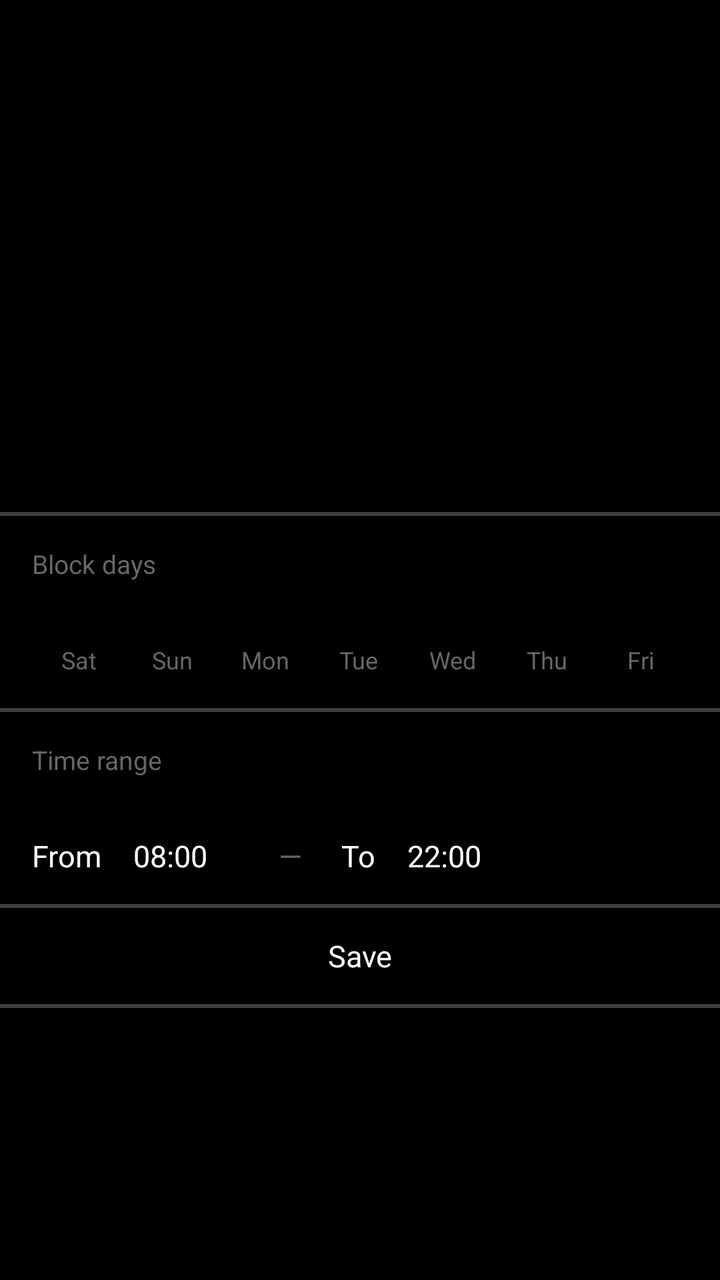
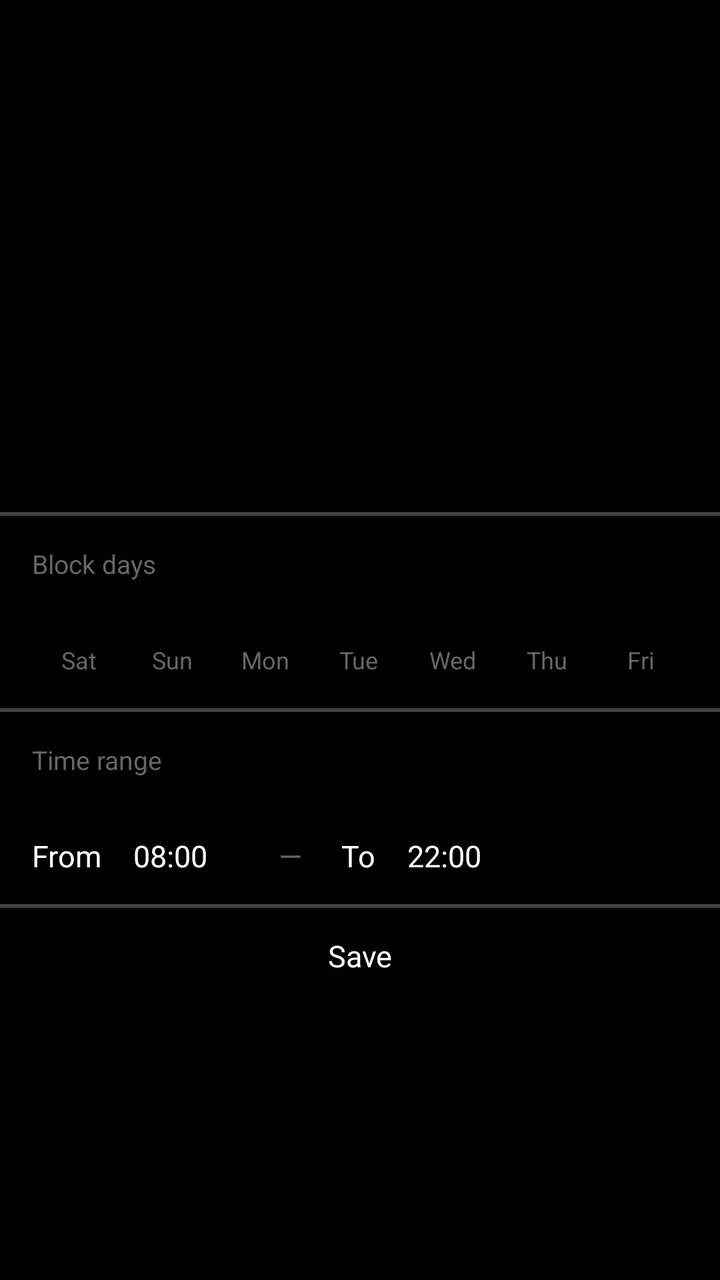

The first picture is an Android layout as it rendered before a commit; the second is the same layout after the commit. The layout source and the unified diff follow.
<!-- AndroidManifest.xml: application theme Theme.ITNSecureBrowser -->
<!-- res/layout/activity_schedule_edit.xml -->
<?xml version="1.0" encoding="utf-8"?>
<LinearLayout xmlns:android="http://schemas.android.com/apk/res/android"
    android:layout_width="match_parent"
    android:layout_height="match_parent"
    android:orientation="vertical"
    android:background="@color/bg">

    <include layout="@layout/item_page_title" />

    <View
        android:layout_width="match_parent"
        android:layout_height="@dimen/divider"
        android:background="@drawable/divider_horizontal" />

    <TextView
        android:layout_width="match_parent"
        android:layout_height="@dimen/row_height"
        android:gravity="center_vertical"
        android:paddingHorizontal="@dimen/padding"
        android:text="@string/schedule_days_label"
        android:textColor="@color/text_hint"
        android:textSize="13sp" />

    <LinearLayout
        android:layout_width="match_parent"
        android:layout_height="@dimen/row_height"
        android:orientation="horizontal"
        android:gravity="center_vertical"
        android:paddingHorizontal="@dimen/padding">

        <TextView android:id="@+id/daySat" android:layout_width="0dp" android:layout_height="@dimen/content_height" android:layout_weight="1" android:gravity="center" android:text="@string/day_saturday" android:textColor="@color/text_hint" android:textSize="12sp" android:background="@android:color/transparent" android:clickable="true" android:focusable="true" />
        <TextView android:id="@+id/daySun" android:layout_width="0dp" android:layout_height="@dimen/content_height" android:layout_weight="1" android:gravity="center" android:text="@string/day_sunday" android:textColor="@color/text_hint" android:textSize="12sp" android:background="@android:color/transparent" android:clickable="true" android:focusable="true" />
        <TextView android:id="@+id/dayMon" android:layout_width="0dp" android:layout_height="@dimen/content_height" android:layout_weight="1" android:gravity="center" android:text="@string/day_monday" android:textColor="@color/text_hint" android:textSize="12sp" android:background="@android:color/transparent" android:clickable="true" android:focusable="true" />
        <TextView android:id="@+id/dayTue" android:layout_width="0dp" android:layout_height="@dimen/content_height" android:layout_weight="1" android:gravity="center" android:text="@string/day_tuesday" android:textColor="@color/text_hint" android:textSize="12sp" android:background="@android:color/transparent" android:clickable="true" android:focusable="true" />
        <TextView android:id="@+id/dayWed" android:layout_width="0dp" android:layout_height="@dimen/content_height" android:layout_weight="1" android:gravity="center" android:text="@string/day_wednesday" android:textColor="@color/text_hint" android:textSize="12sp" android:background="@android:color/transparent" android:clickable="true" android:focusable="true" />
        <TextView android:id="@+id/dayThu" android:layout_width="0dp" android:layout_height="@dimen/content_height" android:layout_weight="1" android:gravity="center" android:text="@string/day_thursday" android:textColor="@color/text_hint" android:textSize="12sp" android:background="@android:color/transparent" android:clickable="true" android:focusable="true" />
        <TextView android:id="@+id/dayFri" android:layout_width="0dp" android:layout_height="@dimen/content_height" android:layout_weight="1" android:gravity="center" android:text="@string/day_friday" android:textColor="@color/text_hint" android:textSize="12sp" android:background="@android:color/transparent" android:clickable="true" android:focusable="true" />
    </LinearLayout>

    <TextView
        android:id="@+id/dayError"
        android:layout_width="match_parent"
        android:layout_height="wrap_content"
        android:paddingHorizontal="@dimen/padding"
        android:textColor="@color/status_off"
        android:textSize="13sp"
        android:visibility="gone" />

    <View
        android:layout_width="match_parent"
        android:layout_height="@dimen/divider"
        android:background="@drawable/divider_horizontal" />

    <TextView
        android:layout_width="match_parent"
        android:layout_height="@dimen/row_height"
        android:gravity="center_vertical"
        android:paddingHorizontal="@dimen/padding"
        android:text="@string/schedule_time_label"
        android:textColor="@color/text_hint"
        android:textSize="13sp" />

    <LinearLayout
        android:layout_width="match_parent"
        android:layout_height="@dimen/row_height"
        android:orientation="horizontal"
        android:gravity="center_vertical"
        android:paddingHorizontal="@dimen/padding">

        <TextView
            android:layout_width="wrap_content"
            android:layout_height="wrap_content"
            android:text="@string/schedule_from"
            android:textColor="@color/text_primary"
            android:textSize="15sp" />

        <TextView
            android:id="@+id/timeFrom"
            android:layout_width="wrap_content"
            android:layout_height="@dimen/content_height"
            android:gravity="center"
            android:paddingHorizontal="@dimen/padding"
            android:text="08:00"
            android:textColor="@color/text_primary"
            android:textSize="15sp"
            android:background="?android:attr/selectableItemBackground" />

        <TextView
            android:layout_width="wrap_content"
            android:layout_height="wrap_content"
            android:text=" — "
            android:textColor="@color/text_hint"
            android:textSize="15sp"
            android:paddingHorizontal="@dimen/padding" />

        <TextView
            android:layout_width="wrap_content"
            android:layout_height="wrap_content"
            android:text="@string/schedule_to"
            android:textColor="@color/text_primary"
            android:textSize="15sp" />

        <TextView
            android:id="@+id/timeTo"
            android:layout_width="wrap_content"
            android:layout_height="@dimen/content_height"
            android:gravity="center"
            android:paddingHorizontal="@dimen/padding"
            android:text="22:00"
            android:textColor="@color/text_primary"
            android:textSize="15sp"
            android:background="?android:attr/selectableItemBackground" />
    </LinearLayout>

    <View
        android:layout_width="match_parent"
        android:layout_height="@dimen/divider"
        android:background="@drawable/divider_horizontal" />

    <TextView
        android:id="@+id/btnSaveSchedule"
        android:layout_width="match_parent"
        android:layout_height="@dimen/row_height"
        android:gravity="center"
        android:text="@string/btn_save"
        android:textColor="@color/text_primary"
        android:textSize="15sp"
        android:background="?android:attr/selectableItemBackground" />

    <View
        android:layout_width="match_parent"
        android:layout_height="@dimen/divider"
        android:background="@drawable/divider_horizontal" />
</LinearLayout>
<!-- res/layout/item_page_title.xml (included above) -->
<?xml version="1.0" encoding="utf-8"?>
<FrameLayout xmlns:android="http://schemas.android.com/apk/res/android"
    android:id="@+id/pageTitleContainer"
    android:layout_width="match_parent"
    android:layout_height="@dimen/page_title_height"
    android:background="@color/bg">

    <TextView
        android:id="@+id/pageTitle"
        android:layout_width="match_parent"
        android:layout_height="wrap_content"
        android:layout_gravity="center"
        android:gravity="center"
        android:paddingHorizontal="@dimen/padding"
        android:textColor="@color/text_primary"
        android:textSize="24sp"
        android:textStyle="bold" />
</FrameLayout>
<!-- resources referenced by this layout -->
<resources>
  <color name="bg">@android:color/black</color>
  <color name="status_off">#FFCC0000</color>
  <color name="text_hint">#FF666666</color>
  <color name="text_primary">@android:color/white</color>
  <dimen name="content_height">32dp</dimen>
  <dimen name="divider">2dp</dimen>
  <dimen name="padding">16dp</dimen>
  <dimen name="page_title_height">256dp</dimen>
  <dimen name="row_height">48dp</dimen>
  <!-- drawable divider_horizontal (drawable) -->
  <?xml version="1.0" encoding="utf-8"?>
  <shape xmlns:android="http://schemas.android.com/apk/res/android"
      android:shape="rectangle">
      <solid android:color="@color/divider" />
      <size android:height="@dimen/divider" />
  </shape>
  <string name="btn_save">Save</string>
  <string name="day_friday">Fri</string>
  <string name="day_monday">Mon</string>
  <string name="day_saturday">Sat</string>
  <string name="day_sunday">Sun</string>
  <string name="day_thursday">Thu</string>
  <string name="day_tuesday">Tue</string>
  <string name="day_wednesday">Wed</string>
  <string name="schedule_days_label">Block days</string>
  <string name="schedule_from">From</string>
  <string name="schedule_time_label">Time range</string>
  <string name="schedule_to">To</string>
  <style name="Theme.ITNSecureBrowser" parent="android:Theme.Material.NoActionBar">
          <item name="android:windowNoTitle">true</item>
          <item name="android:windowFullscreen">false</item>
          <item name="android:statusBarColor">@android:color/transparent</item>
          <item name="android:navigationBarColor">@android:color/transparent</item>
      </style>
  <color name="divider">#80808080</color>
</resources>

<!-- the commit's change to res/layout/activity_schedule_edit.xml (unified diff, before → after) -->
@@ -126,11 +126,6 @@
         android:textColor="@color/text_primary"
         android:textSize="15sp"
         android:background="?android:attr/selectableItemBackground" />
-
-    <View
-        android:layout_width="match_parent"
-        android:layout_height="@dimen/divider"
-        android:background="@drawable/divider_horizontal" />
 </LinearLayout>
 <!-- res/layout/item_page_title.xml (included above) -->
 <?xml version="1.0" encoding="utf-8"?>
